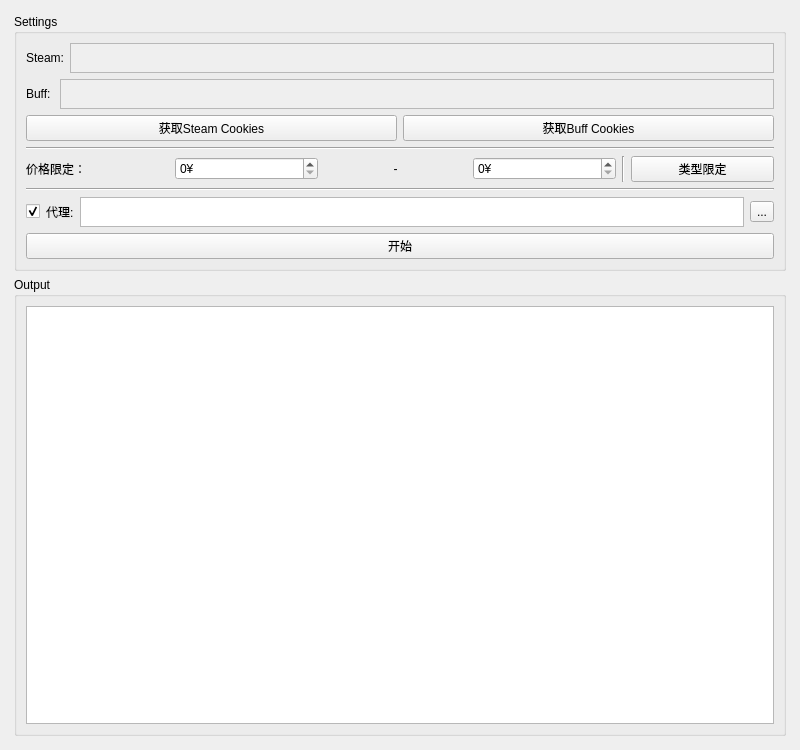
First picture: the form in src/ui/oddish.ui, repository puppylpg/oddish, before the edit.
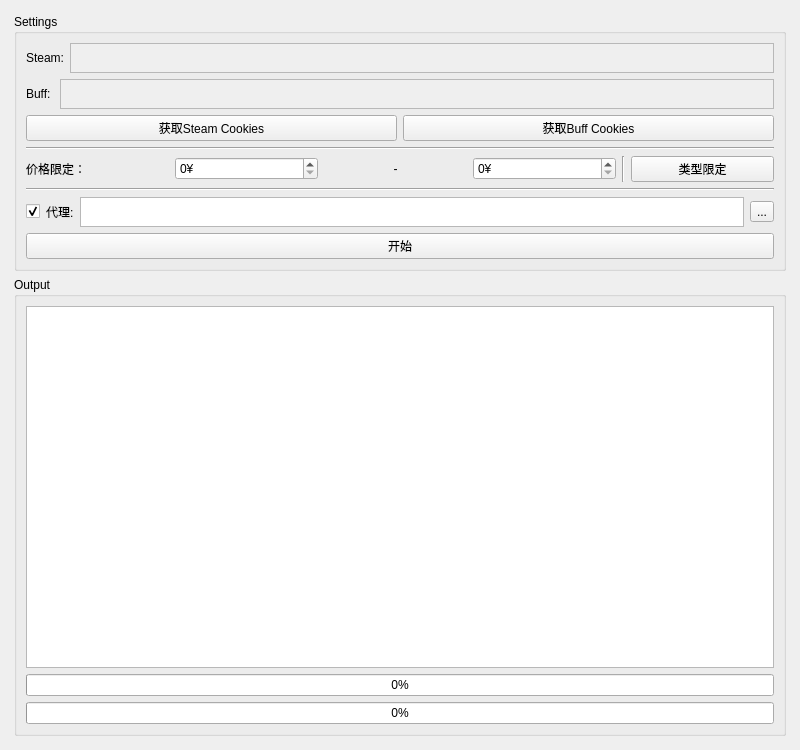
Second picture: the form after the edit.

Diff of the .ui file:
```diff
--- a/src/ui/oddish.ui
+++ b/src/ui/oddish.ui
@@ -230,6 +230,20 @@
          <item>
           <widget class="QTextEdit" name="logger"/>
          </item>
+         <item>
+          <widget class="QProgressBar" name="buffProcessBar">
+           <property name="value">
+            <number>0</number>
+           </property>
+          </widget>
+         </item>
+         <item>
+          <widget class="QProgressBar" name="steamProcessBar">
+           <property name="value">
+            <number>0</number>
+           </property>
+          </widget>
+         </item>
         </layout>
        </widget>
       </item>
```
